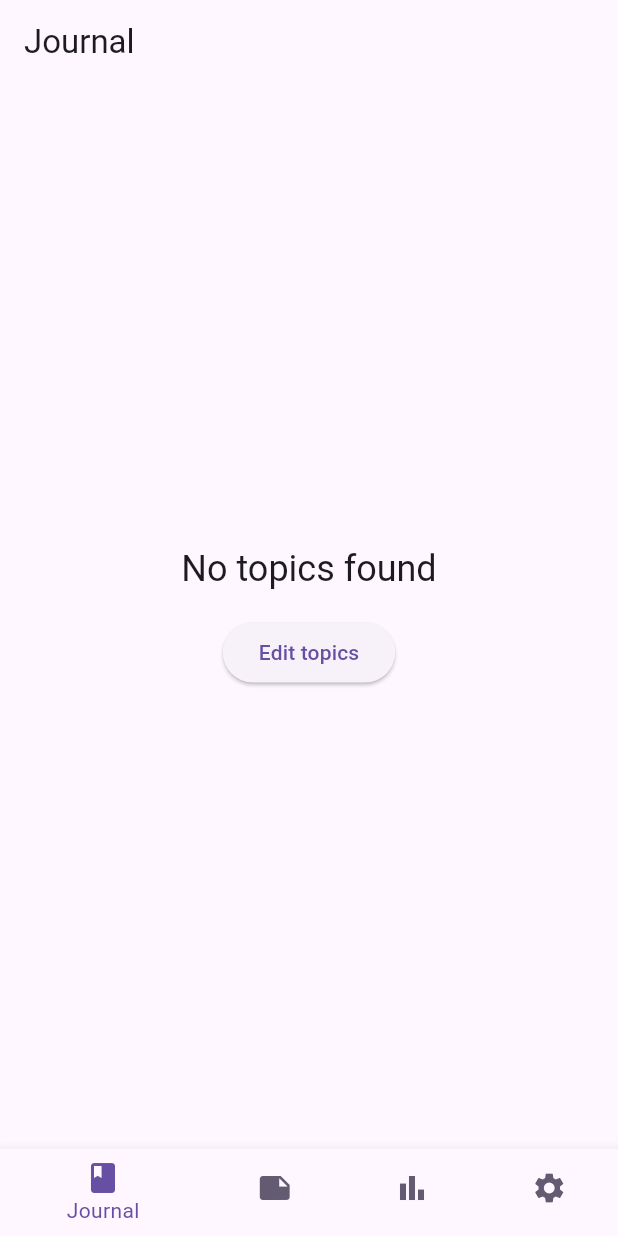
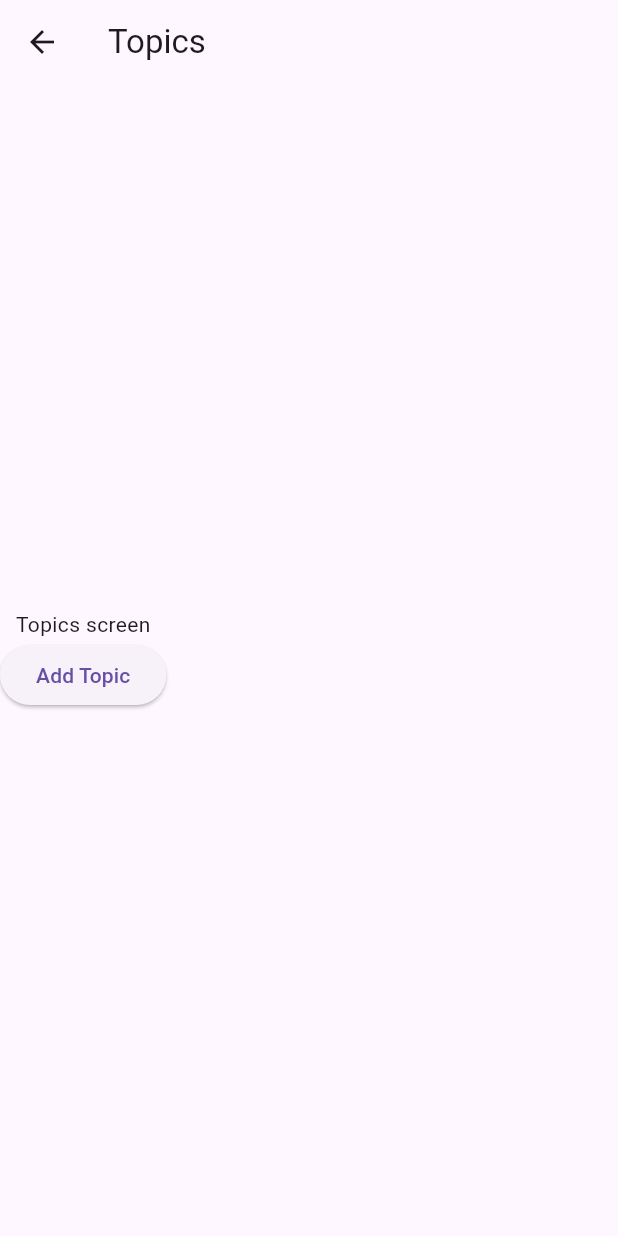
Before and after one commit to mitjaimmonen/bitti, a Flutter app: the screen it shows after launch, after a tap on "Edit topics", on a phone screen of 412 x 824 dp. Run offline on Flutter 3.47's test engine with Material 3 defaults, Android fonts, the phone set to English and light mode, and no system bars; our stand-ins replace bloc, either_dart, flutter_bloc, get_it, go_router; missing offline and left inert: two_dimensional_scrollables; generated files the repository leaves out were written again; statements that could not run were skipped.

Commit message:
feat: templates for topics screen, edit topic modal

```diff
--- a/lib/application/configuration/injection.dart
+++ b/lib/application/configuration/injection.dart
@@ -2,13 +2,15 @@ import 'package:bitti/application/screens/main_screen/bloc_journal/journal_bloc.
 import 'package:bitti/application/screens/main_screen/bloc_notes/notes_bloc.dart';
 import 'package:bitti/application/screens/main_screen/bloc_settings/settings_bloc.dart';
 import 'package:bitti/application/screens/main_screen/bloc_stats/stats_bloc.dart';
+import 'package:bitti/application/screens/topics_screen/bloc_topics/topics_bloc.dart';
 import 'package:get_it/get_it.dart';
 
 final GetIt getIt = GetIt.instance;
 
 Future<void> injectDependencies() async {
-  getIt.registerFactory<JournalBloc>(() => JournalBloc());
-  getIt.registerFactory<NotesBloc>(() => NotesBloc());
-  getIt.registerFactory<SettingsBloc>(() => SettingsBloc());
-  getIt.registerFactory<StatsBloc>(() => StatsBloc());
+  getIt.registerFactory(() => JournalBloc());
+  getIt.registerFactory(() => NotesBloc());
+  getIt.registerFactory(() => SettingsBloc());
+  getIt.registerFactory(() => StatsBloc());
+  getIt.registerFactory(() => TopicsBloc());
 }
--- a/lib/application/configuration/router.dart
+++ b/lib/application/configuration/router.dart
@@ -3,20 +3,21 @@ import 'package:bitti/application/screens/main_screen/main_screen_journal_shell.
 import 'package:bitti/application/screens/main_screen/main_screen_notes_shell.dart';
 import 'package:bitti/application/screens/main_screen/main_screen_settings_shell.dart';
 import 'package:bitti/application/screens/main_screen/main_screen_stats_shell.dart';
+import 'package:bitti/application/screens/topics_screen/topics_screen.dart';
 import 'package:bitti/domain/entities/general/screen_config_entity.dart';
 import 'package:flutter/material.dart';
 import 'package:go_router/go_router.dart';
 
 final _rootNavigatorKey = GlobalKey<NavigatorState>();
 
-final List<ScreenShellConfigEntity> _shellConfigs = [
+final List<ScreenShellConfigEntity> _mainScreenShellConfigs = [
   MainScreenJournalShell.config,
   MainScreenNotesShell.config,
   MainScreenStatsShell.config,
   MainScreenSettingsShell.config,
 ];
 
-final List<StatefulShellBranch> _shellBranches = [
+final List<StatefulShellBranch> _mainScreenShellBranches = [
   StatefulShellBranch(
     routes: [
       GoRoute(
@@ -57,16 +58,21 @@ final List<StatefulShellBranch> _shellBranches = [
 
 final router = GoRouter(
   navigatorKey: _rootNavigatorKey,
-  initialLocation: _shellConfigs.first.routePath,
+  initialLocation: _mainScreenShellConfigs.first.routePath,
   routes: [
     StatefulShellRoute.indexedStack(
       builder: (context, state, navigationShell) {
         return MainScreen(
           shell: navigationShell,
-          shellConfigs: _shellConfigs,
+          shellConfigs: _mainScreenShellConfigs,
         );
       },
-      branches: _shellBranches,
+      branches: _mainScreenShellBranches,
+    ),
+    GoRoute(
+      path: TopicsScreen.config.routePath,
+      name: TopicsScreen.config.title,
+      builder: (context, state) => const TopicsScreen(),
     ),
   ],
 );
--- a/lib/application/screens/main_screen/bloc_journal/journal_bloc.dart
+++ b/lib/application/screens/main_screen/bloc_journal/journal_bloc.dart
@@ -15,6 +15,5 @@ class JournalBloc extends Bloc<JournalEvent, JournalState> {
         journalList: JournalListEntity(journals: []),
       ));
     });
-    on<JournalEditTopicsEvent>((event, emit) {});
   }
 }
--- a/lib/application/screens/main_screen/bloc_journal/journal_event.dart
+++ b/lib/application/screens/main_screen/bloc_journal/journal_event.dart
@@ -9,10 +9,6 @@ final class JournalLoadEvent extends JournalEvent {
   const JournalLoadEvent();
 }
 
-final class JournalEditTopicsEvent extends JournalEvent {
-  const JournalEditTopicsEvent();
-}
-
 final class JournalEditJournalEvent extends JournalEvent {
   final SetJournalParamEntity setJournalParam;
 
--- a/lib/application/screens/main_screen/main_screen_journal_shell.dart
+++ b/lib/application/screens/main_screen/main_screen_journal_shell.dart
@@ -1,6 +1,8 @@
+import 'package:bitti/application/screens/topics_screen/topics_screen.dart';
 import 'package:bitti/domain/entities/general/screen_config_entity.dart';
 import 'package:flutter/material.dart';
 import 'package:flutter_bloc/flutter_bloc.dart';
+import 'package:go_router/go_router.dart';
 import 'package:two_dimensional_scrollables/two_dimensional_scrollables.dart';
 
 import 'bloc_journal/journal_bloc.dart';
@@ -35,11 +37,10 @@ class MainScreenJournalShell extends StatelessWidget {
                   'No topics found',
                   style: Theme.of(context).textTheme.headlineSmall,
                 ),
-                SizedBox(height: 16.0),
+                const SizedBox(height: 16.0),
                 ElevatedButton(
                   onPressed: () {
-                    final bloc = context.read<JournalBloc>();
-                    bloc.add(const JournalEditTopicsEvent());
+                    GoRouter.of(context).push(TopicsScreen.config.routePath);
                   },
                   child: const Text('Edit topics'),
                 ),
--- /dev/null
+++ b/lib/application/screens/topics_screen/bloc_topics/topics_bloc.dart
@@ -0,0 +1,14 @@
+import 'package:bitti/domain/entities/general/topic_entities/topic_entry_entity.dart';
+import 'package:bloc/bloc.dart';
+import 'package:meta/meta.dart';
+
+part 'topics_event.dart';
+part 'topics_state.dart';
+
+class TopicsBloc extends Bloc<TopicsEvent, TopicsState> {
+  TopicsBloc() : super(TopicsInitial()) {
+    on<CreateNewTopicEvent>((event, emit) {
+      emit(TopicsEditingTopic(topic: null));
+    });
+  }
+}
--- /dev/null
+++ b/lib/application/screens/topics_screen/bloc_topics/topics_event.dart
@@ -0,0 +1,26 @@
+part of 'topics_bloc.dart';
+
+@immutable
+sealed class TopicsEvent {}
+
+class CreateNewTopicEvent extends TopicsEvent {
+  CreateNewTopicEvent();
+}
+
+class ReorderTopicEvent extends TopicsEvent {
+  final int oldIndex;
+  final int newIndex;
+
+  ReorderTopicEvent({
+    required this.oldIndex,
+    required this.newIndex,
+  });
+}
+
+class DeleteTopicEvent extends TopicsEvent {
+  final int index;
+
+  DeleteTopicEvent({
+    required this.index,
+  });
+}
--- /dev/null
+++ b/lib/application/screens/topics_screen/bloc_topics/topics_state.dart
@@ -0,0 +1,14 @@
+part of 'topics_bloc.dart';
+
+@immutable
+sealed class TopicsState {}
+
+final class TopicsInitial extends TopicsState {}
+
+final class TopicsEditingTopic extends TopicsState {
+  final TopicEntryEntity? topic;
+
+  TopicsEditingTopic({
+    required this.topic,
+  });
+}
--- /dev/null
+++ b/lib/application/screens/topics_screen/topics_screen.dart
@@ -0,0 +1,55 @@
+import 'package:bitti/application/screens/topics_screen/bloc_topics/topics_bloc.dart';
+import 'package:bitti/application/screens/topics_screen/widgets/topic_editor_modal.dart';
+import 'package:bitti/domain/entities/general/screen_config_entity.dart';
+import 'package:flutter/material.dart';
+import 'package:flutter_bloc/flutter_bloc.dart';
+import 'package:get_it/get_it.dart';
+
+class TopicsScreen extends StatelessWidget {
+  const TopicsScreen({super.key});
+
+  static const config = ScreenConfigEntity(
+    title: 'Topics',
+    routePath: '/topics',
+  );
+
+  @override
+  Widget build(BuildContext context) {
+    return BlocProvider(
+      create: (context) => GetIt.I<TopicsBloc>(),
+      child: Scaffold(
+        appBar: AppBar(
+          title: Text(config.title),
+        ),
+        body: BlocBuilder<TopicsBloc, TopicsState>(
+          builder: (context, state) {
+            return Stack(
+              children: [
+                Column(
+                  mainAxisSize: MainAxisSize.max,
+                  mainAxisAlignment: MainAxisAlignment.center,
+                  children: [
+                    const Text('Topics screen'),
+                    ElevatedButton(
+                      onPressed: () {
+                        final bloc = context.read<TopicsBloc>();
+                        bloc.add(CreateNewTopicEvent());
+                      },
+                      child: const Text('Add Topic'),
+                    )
+                  ],
+                ),
+                if (state is TopicsEditingTopic)
+                  TopicEditorModal(
+                    onDismiss: () {},
+                    onTopicEntryDeleted: () {},
+                    onTopicEntryUpdated: (topicEntry) {},
+                  ),
+              ],
+            );
+          },
+        ),
+      ),
+    );
+  }
+}
--- a/lib/data/models/response/journal_models/topic_type_toggle_settings_model.dart
+++ b/lib/data/models/response/journal_models/topic_type_toggle_settings_model.dart
@@ -6,13 +6,12 @@ part '.generated/topic_type_toggle_settings_model.g.dart';
 
 @JsonSerializable()
 class TopicTypeToggleSettingsEntity extends TopicTypeSettingsEntityBase {
-  List<TopicSettingValueToggleModel> values;
+  final List<TopicSettingValueToggleModel> values;
 
-  TopicTypeToggleSettingsEntity({
+  const TopicTypeToggleSettingsEntity({
     required this.values,
   });
 
-  @override
   Map<String, dynamic> toJson() => _$TopicTypeToggleSettingsEntityToJson(this);
 
   factory TopicTypeToggleSettingsEntity.fromJson(Map<String, dynamic> json) =>
```
Also changed, not shown: lib/application/screens/topics_screen/widgets/topic_editor_modal.dart (added, +57 -0 lines), pubspec.lock, 1 other file.
